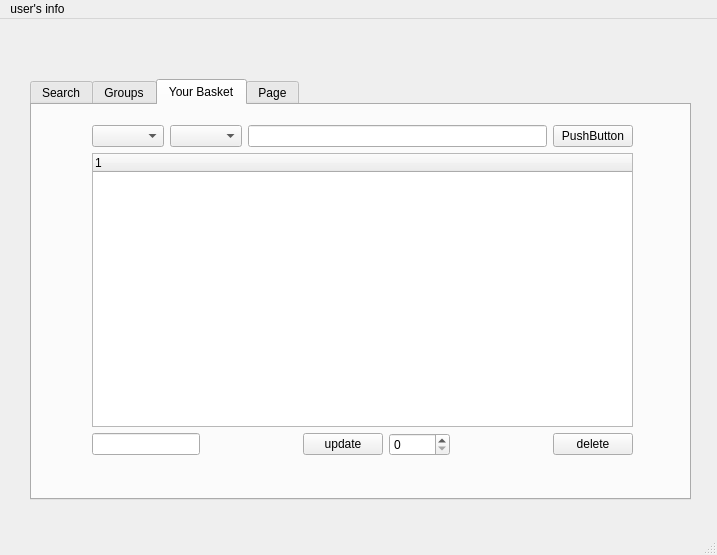
First picture: the form in Store/main_page.ui, repository Mitraaaaa/Store, before the edit.
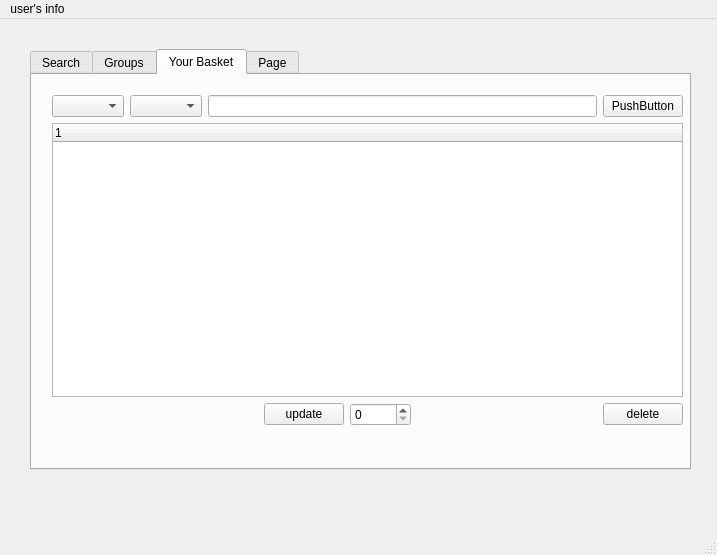
Second picture: the form after the edit. Icons and pictures are not drawn.

Diff of the .ui file:
```diff
--- a/Store/main_page.ui
+++ b/Store/main_page.ui
@@ -24,7 +24,7 @@
     <property name="geometry">
      <rect>
       <x>30</x>
-      <y>60</y>
+      <y>30</y>
       <width>661</width>
       <height>421</height>
      </rect>
@@ -301,12 +301,12 @@
      <attribute name="title">
       <string>Your Basket</string>
      </attribute>
-     <widget class="QWidget" name="">
+     <widget class="QWidget" name="layoutWidget">
       <property name="geometry">
        <rect>
-        <x>60</x>
+        <x>20</x>
         <y>20</y>
-        <width>541</width>
+        <width>631</width>
         <height>331</height>
        </rect>
       </property>
@@ -343,9 +343,16 @@
        <item>
         <layout class="QHBoxLayout" name="horizontalLayout_6">
          <item>
-          <widget class="QLineEdit" name="total_price">
-           <property name="placeholderText">
-            <string extracomment="total price"/>
+          <widget class="QLabel" name="totalprice">
+           <property name="text">
+            <string/>
+           </property>
+          </widget>
+         </item>
+         <item>
+          <widget class="QLabel" name="label">
+           <property name="text">
+            <string/>
            </property>
           </widget>
          </item>
```
